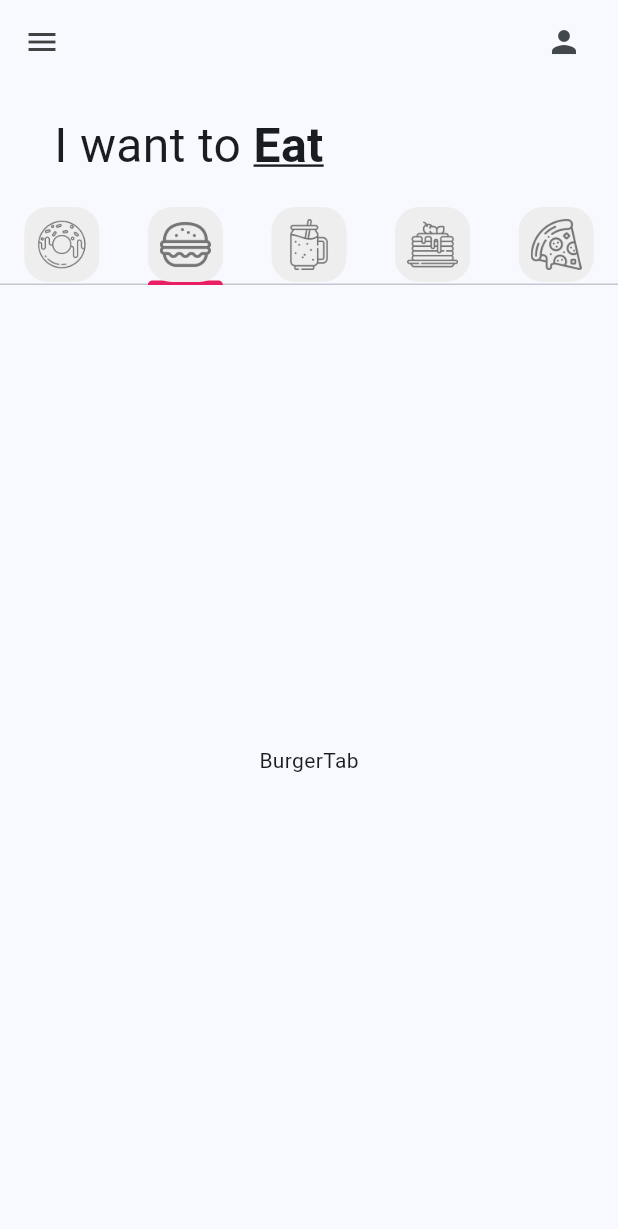
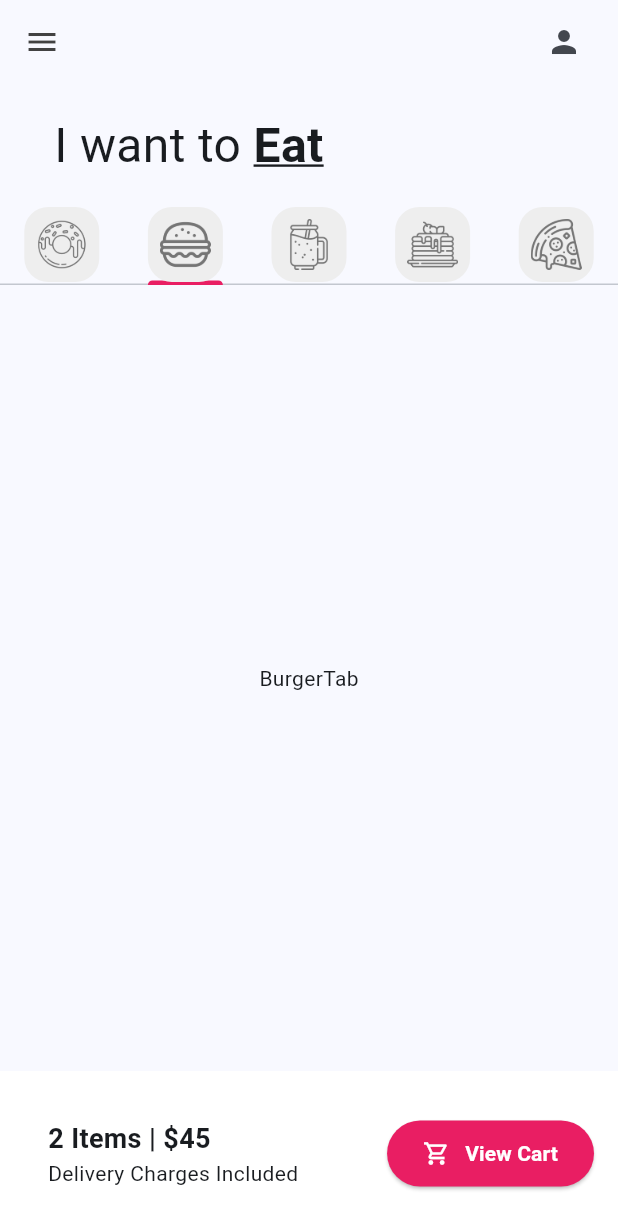
Before and after one commit to shadowfer/donut_app_2c_flores, a Flutter app: the screen it shows after launch, tab 2 chosen, on a phone screen of 412 x 824 dp. Shown: the top 1229 px of the screen. Run offline on Flutter 3.47's test engine with Material 3 defaults, Android fonts, the phone set to English and light mode, and no system bars.

Commit message:
UI FINISHED

```diff
--- a/lib/pages/home_page.dart
+++ b/lib/pages/home_page.dart
@@ -35,15 +35,14 @@
             Padding(
               padding: const EdgeInsets.only(right: 24.0),
               child: Icon(Icons.person),
-              )
+            ),
           ],
         ),
         body: Column(
           children: [
             //Texto principal
             Padding(
-                padding:
-                    const EdgeInsets.symmetric(horizontal: 36, vertical: 18),
+              padding: const EdgeInsets.symmetric(horizontal: 36, vertical: 18),
               child: Row(
                 children: [
                   Text(
@@ -76,11 +75,60 @@
                   //Aquí se agregarán las pestañas de los demás productos.
                 ],
               ),
+            ),
+            //Cart Section
+            Container(
+              color: Colors.white,
+              padding: EdgeInsets.all(16),
+              child: Row(
+                //Esto alinea los elementos a los extremos
+                mainAxisAlignment: MainAxisAlignment.spaceBetween,
+                children: [
+                  const Padding(
+                    padding: EdgeInsets.all(16.0),
+                    child: Column(
+                      //Alinear horizontalmente una columna
+                      crossAxisAlignment: CrossAxisAlignment.start,
+                      children: [
+                        Text(
+                          "2 Items | \$45",
+                          style: TextStyle(
+                            fontSize: 18,
+                            fontWeight: FontWeight.bold,
+                          ),
+                        ),
+                        Text("Delivery Charges Included"),
+                      ],
+                    ),
+                  ),
+                  ElevatedButton(
+                      onPressed: () {},
+                      style: ElevatedButton.styleFrom(
+                          backgroundColor: Colors.pink,
+                          padding: const EdgeInsets.symmetric(
+                              horizontal: 24, vertical: 12)),
+                      child: Row(
+                        children: [
+                          Icon(
+                            Icons.shopping_cart_outlined,
+                            color: Colors.white,
+                          ),
+                          SizedBox(
+                            width: 10,
+                          ),
+                          Text(
+                            "View Cart",
+                            style: TextStyle(
+                                color: Colors.white,
+                                fontWeight: FontWeight.bold),
+                          ),
+                        ],
+                      ))
+                ],
+              ),
             )
-              //Carrito(Car)
           ],
-          )
-          //Icono derecho
+        ),
       ),
     );
   }
```
Also changed, not shown: pubspec.lock, 125 other files. Lines whose indentation alone changed are shown as unchanged.
